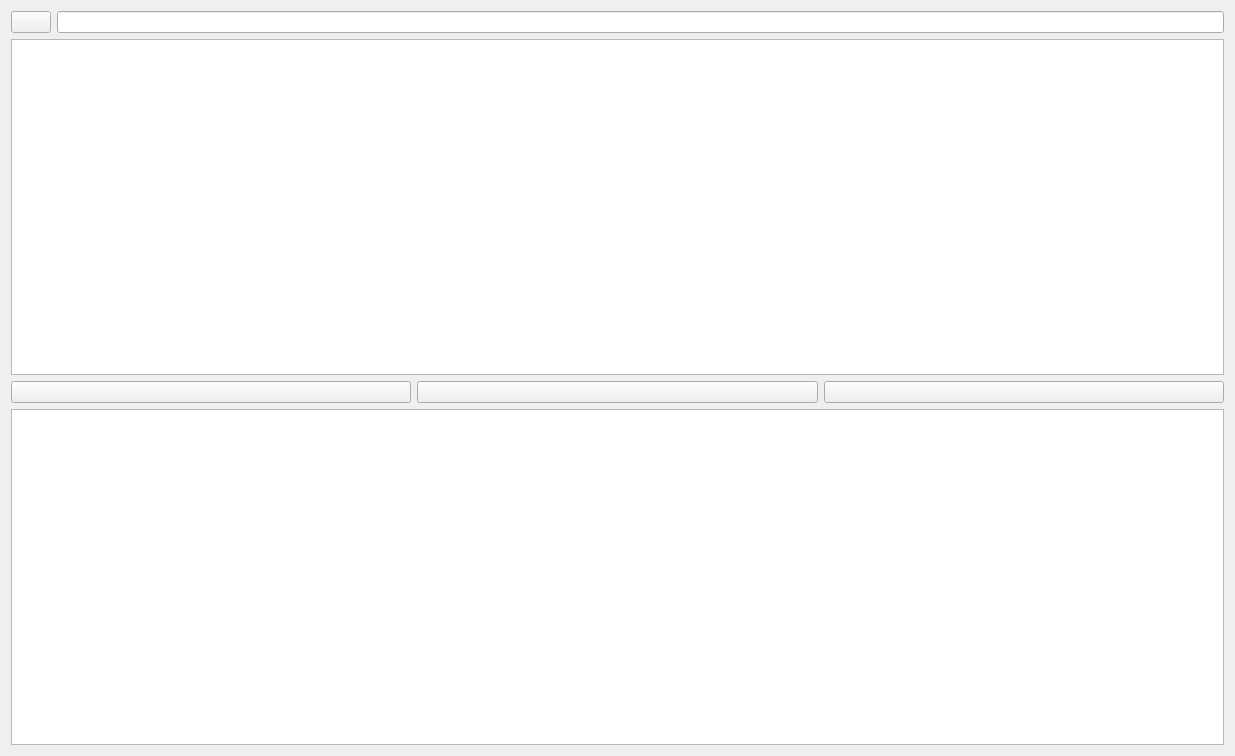
jfnavarro/st_viewer, file assets/ui/cellview.ui: the form before one commit.
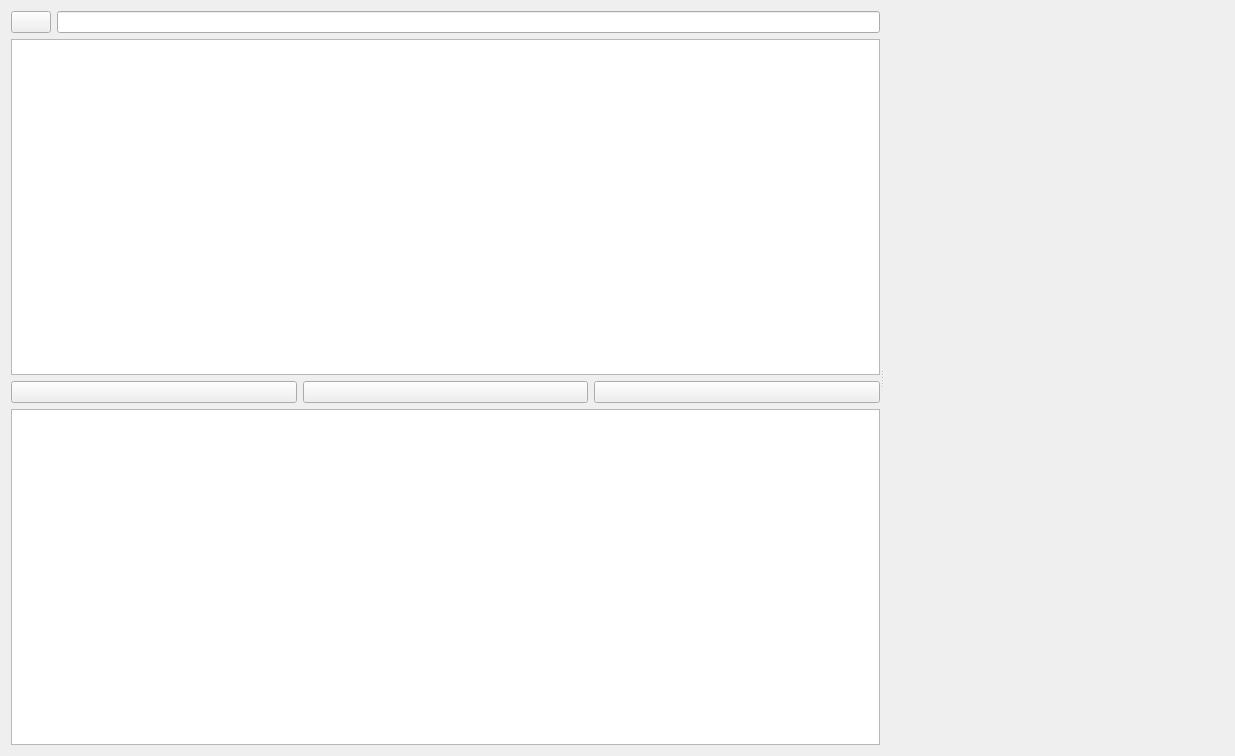
The form after the commit. Icons and pictures are not drawn. Custom widgets are drawn as their Qt base class.

Patch:
```diff
--- a/assets/ui/cellview.ui
+++ b/assets/ui/cellview.ui
@@ -13,10 +13,15 @@
   <property name="windowTitle">
    <string>Form</string>
   </property>
+  <layout class="QVBoxLayout" name="verticalLayout_2">
+   <item>
   <layout class="QVBoxLayout" name="pageLayout">
    <item>
-    <layout class="QHBoxLayout" name="mainLayout">
-     <item>
+      <widget class="QSplitter" name="gridLayout">
+       <property name="orientation">
+        <enum>Qt::Horizontal</enum>
+       </property>
+       <widget class="QWidget" name="layoutWidget">
       <layout class="QVBoxLayout" name="verticalLayout">
        <item>
         <layout class="QVBoxLayout" name="genesLayout">
@@ -181,6 +186,9 @@
         </layout>
        </item>
       </layout>
+       </widget>
+       <widget class="ScrollArea" name="area" native="true"/>
+      </widget>
      </item>
     </layout>
    </item>
@@ -197,6 +205,12 @@
    <extends>QTableView</extends>
    <header>viewPages/GeneSelectionTableView.h</header>
   </customwidget>
+  <customwidget>
+   <class>ScrollArea</class>
+   <extends>QWidget</extends>
+   <header>viewPages/ScrollArea.h</header>
+   <container>1</container>
+  </customwidget>
  </customwidgets>
  <resources>
   <include location="../../../st_client-build/application.qrc"/>
```
Left out of the diff: 35 changed lines with no effect on the pictures. Lines whose indentation alone changed are shown as unchanged.
